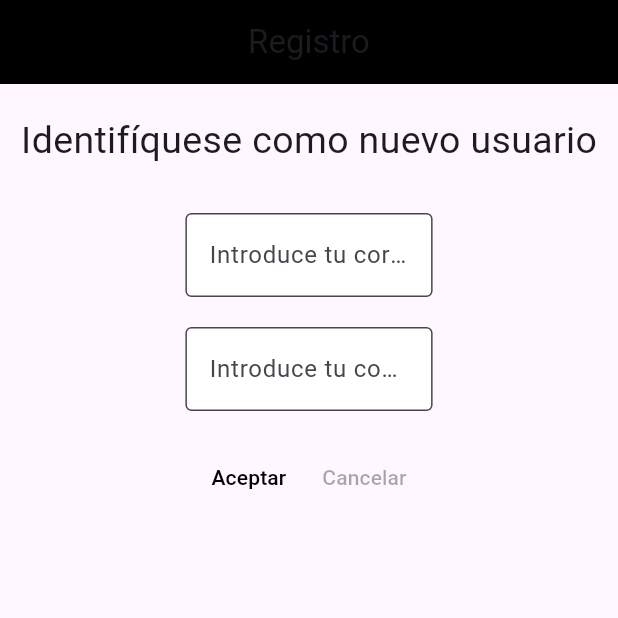
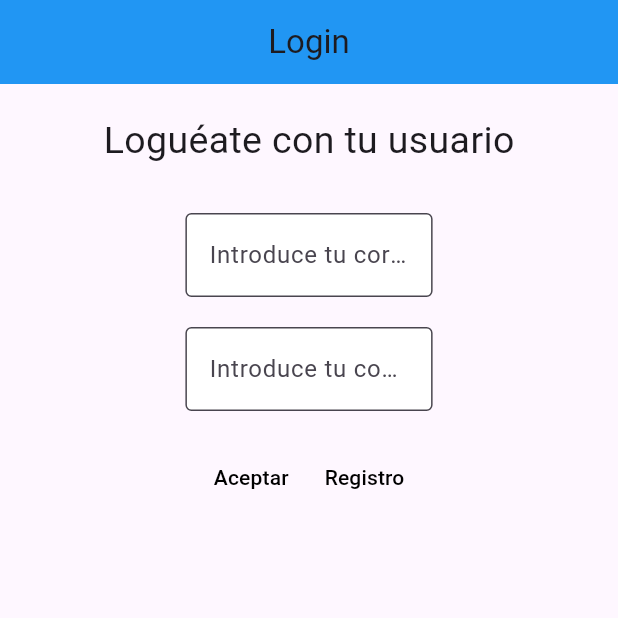
Before and after one commit to carlosguemes/Examen_Final_PSP_PMDM, a Flutter app: the screen it shows after launch, on a phone screen of 412 x 824 dp, the top half of it. Run offline on Flutter 3.47's test engine with Material 3 defaults, Android fonts, the phone set to English and light mode, and no system bars; our stand-ins replace firebase_auth, firebase_core; accounts and stored records are empty; generated files the repository leaves out were written again.

Commit message:
Commit V13: Cambios en las clases LoginView y RegisterView

```diff
--- a/lib/ProductosApp.dart
+++ b/lib/ProductosApp.dart
@@ -9,6 +9,7 @@ class ProductosApp extends StatelessWidget{
   Widget build(BuildContext context) {
     // TODO: implement build
     return MaterialApp(
+      debugShowCheckedModeBanner: false,
       routes: {
         '/registerview': (context) => RegisterView(),
         '/homeview': (context) => HomeView(),
--- a/lib/Vistas/LoginView.dart
+++ b/lib/Vistas/LoginView.dart
@@ -26,19 +26,23 @@ class LoginView extends StatelessWidget{
     }
   }
 
+  void botonRegistro() {
+    Navigator.of(_context).popAndPushNamed('/registerview');
+  }
+
   @override
   Widget build(BuildContext context) {
     _context = context;
     return Scaffold(
       appBar: AppBar(
         centerTitle: true,
-        backgroundColor: Colors.black,
-        title: const Text('Registro'),
+        backgroundColor: Colors.blue,
+        title: const Text('Login'),
       ),
 
       body: Column(children: [
         Padding(padding: EdgeInsets.symmetric(vertical: 10)),
-        Text('Identifíquese como nuevo usuario', style: TextStyle(fontSize: 25)),
+        Text('Loguéate con tu usuario', style: TextStyle(fontSize: 25)),
         Padding(padding: EdgeInsets.symmetric(vertical: 10)),
 
         TextEditingPersonalizado(
@@ -61,9 +65,9 @@ class LoginView extends StatelessWidget{
                 child: Text("Aceptar")),),
 
           Padding(padding: EdgeInsets.symmetric(vertical: 10),
-            child: TextButton(onPressed: null,
+            child: TextButton(onPressed: botonRegistro,
                 style: TextButton.styleFrom(foregroundColor: Colors.black),
-                child: Text("Cancelar")),)
+                child: Text("Registro")),)
         ],)
       ]),
     );
```
Also changed, not shown: lib/Vistas/RegisterView.dart (+3 -5 lines).
